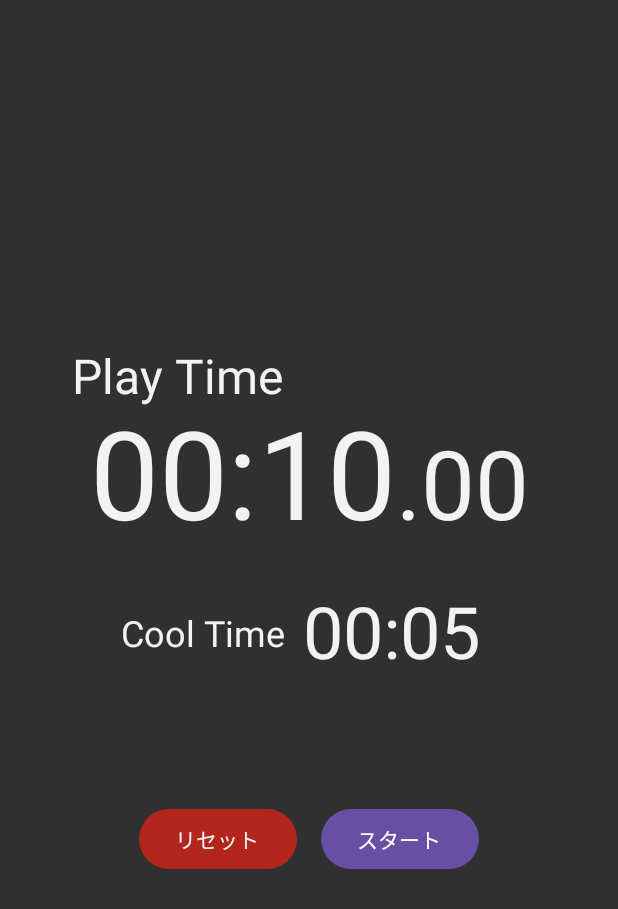
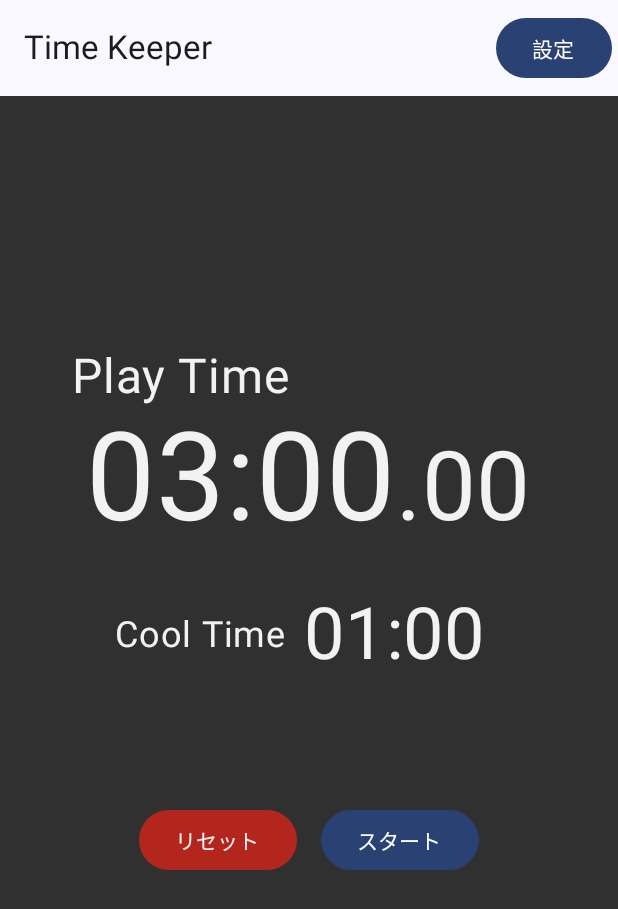
Before and after one commit to nyoshida880925-lab/kotlin-time-keeper, an Android app built with Jetpack Compose: the screen it shows after launch (MainActivity), on a phone screen of 412 x 824 dp. Shown: the top 909 px of the screen. Run offline under Robolectric (Android 15) with nearby library versions, the phone set to English and light mode, and no system bars.

Commit message:
コンポーネント化

```diff
--- a/app/build.gradle.kts
+++ b/app/build.gradle.kts
@@ -52,6 +52,8 @@ dependencies {
     implementation(libs.androidx.compose.ui.graphics)
     implementation(libs.androidx.compose.ui.tooling.preview)
     implementation(libs.androidx.compose.material3)
+    implementation(libs.androidx.navigation.compose)
+    implementation(libs.androidx.material3)
     testImplementation(libs.junit)
     androidTestImplementation(libs.androidx.junit)
     androidTestImplementation(libs.androidx.espresso.core)
@@ -62,4 +64,6 @@ dependencies {
     implementation("androidx.activity:activity-compose:1.7.2")
     implementation("androidx.compose.ui:ui:1.5.1")
     implementation("androidx.compose.material3:material3:1.2.0")
+    implementation("androidx.lifecycle:lifecycle-viewmodel-compose:2.6.2")
+    implementation("androidx.navigation:navigation-compose:2.7.3")
 }
--- a/app/src/main/java/com/example/playcooltimer/MainActivity.kt
+++ b/app/src/main/java/com/example/playcooltimer/MainActivity.kt
@@ -1,207 +1,51 @@
 package com.example.playcooltimer
 
-import android.annotation.SuppressLint
-import android.media.MediaPlayer
 import android.os.Bundle
-import android.os.CountDownTimer
 import androidx.activity.ComponentActivity
 import androidx.activity.compose.setContent
 import androidx.activity.enableEdgeToEdge
-import androidx.compose.foundation.background
-import androidx.compose.foundation.layout.Arrangement
-import androidx.compose.foundation.layout.Box
-import androidx.compose.foundation.layout.Column
-import androidx.compose.foundation.layout.Row
-import androidx.compose.foundation.layout.Spacer
-import androidx.compose.foundation.layout.fillMaxSize
-import androidx.compose.foundation.layout.fillMaxWidth
-import androidx.compose.foundation.layout.height
-import androidx.compose.foundation.layout.padding
-import androidx.compose.foundation.layout.wrapContentHeight
-import androidx.compose.foundation.layout.wrapContentWidth
-import androidx.compose.material3.Button
-import androidx.compose.material3.ButtonDefaults
-import androidx.compose.material3.MaterialTheme
-import androidx.compose.material3.Text
 import androidx.compose.runtime.Composable
-import androidx.compose.runtime.getValue
-import androidx.compose.runtime.mutableStateOf
-import androidx.compose.runtime.remember
-import androidx.compose.runtime.setValue
-import androidx.compose.ui.Alignment
-import androidx.compose.ui.Modifier
-import androidx.compose.ui.graphics.Color
-import androidx.compose.ui.platform.LocalContext
-import androidx.compose.ui.text.SpanStyle
-import androidx.compose.ui.text.buildAnnotatedString
-import androidx.compose.ui.text.withStyle
-import androidx.compose.ui.unit.dp
-import androidx.compose.ui.unit.sp
+import androidx.lifecycle.viewmodel.compose.viewModel
+import androidx.navigation.compose.NavHost
+import androidx.navigation.compose.composable
+import androidx.navigation.compose.rememberNavController
+import com.example.playcooltimer.ui.MainScreen
+import com.example.playcooltimer.ui.SettingsScreen
+import com.example.playcooltimer.ui.theme.PlayCoolTimerTheme
 
 class MainActivity : ComponentActivity() {
     override fun onCreate(savedInstanceState: Bundle?) {
         super.onCreate(savedInstanceState)
         enableEdgeToEdge()
         setContent {
-            TimeScreen()
+            val viewModel: TimerViewModel = viewModel()
+            PlayCoolTimerTheme {
+                AppNavHost()
+            }
         }
     }
 }
 
-@SuppressLint("DefaultLocale")
 @Composable
-fun TimeScreen() {
-    val playTimeInit = 10
-    val coolTimeInit = 5
+fun AppNavHost() {
+    val navController = rememberNavController()
+    val timerViewModel: TimerViewModel = viewModel()
 
-    var playTimeLeft by remember { mutableStateOf(playTimeInit) }
-    var playMilliLeft by remember { mutableStateOf(0L) }
-    var coolTimeLeft by remember { mutableStateOf(coolTimeInit) }
-
-    var isRunning by remember { mutableStateOf(false) }
-    var isPlayPhase by remember { mutableStateOf(true) }
-    var timer: CountDownTimer? by remember { mutableStateOf(null) }
-
-    val context = LocalContext.current
-    val bellStart = remember { MediaPlayer.create(context, R.raw.start_bell) }
-    bellStart.setVolume(1.0f, 1.0f)
-    val bellCool = remember { MediaPlayer.create(context, R.raw.cool_bell) }
-    bellCool.setVolume(1.0f, 1.0f)
-
-    fun startTimer() {
-        timer?.cancel()
-        val totalMillis =
-            if (isPlayPhase) playTimeLeft * 1000L + playMilliLeft
-            else coolTimeLeft * 1000L
-        timer = object : CountDownTimer(
-            totalMillis,
-            10L
-        ) {
-            override fun onTick(ms: Long) {
-                if (isPlayPhase) {
-                    playTimeLeft = (ms / 1000).toInt()
-                    playMilliLeft = ms % 1000
-                } else {
-                    coolTimeLeft = (ms / 1000).toInt()
-                }
-            }
-            override fun onFinish() {
-                if (isPlayPhase) {
-                    bellCool.start()
-                    isPlayPhase = false
-                } else {
-                    bellStart.start()
-                    isPlayPhase = true
-                }
-                playTimeLeft = playTimeInit
-                playMilliLeft = 0
-                coolTimeLeft = coolTimeInit
-                startTimer()
-            }
-        }.start()
-        isRunning = true
-    }
-
-    fun pauseTimer() {
-        timer?.cancel()
-        isRunning = false
-    }
-
-    fun resetTimer() {
-        timer?.cancel()
-        playTimeLeft = playTimeInit
-        playMilliLeft = 0
-        coolTimeLeft = coolTimeInit
-        isPlayPhase = true
-        isRunning = false
-    }
-
-    Column(
-        modifier = Modifier
-            .fillMaxSize()
-            .background(color = Color(0xFF303030))
-            .padding(48.dp),
-        verticalArrangement = Arrangement.Center,
-        horizontalAlignment = Alignment.CenterHorizontally,
+    NavHost(
+        navController = navController,
+        startDestination = "main"
     ) {
-        Text(
-            "Play Time",
-            fontSize = 32.sp,
-            color = Color(0xFFF2F2F2),
-            modifier = Modifier
-                .fillMaxWidth()
-                .wrapContentWidth(Alignment.Start)
-        )
-        Text(
-            buildAnnotatedString {
-                append(
-                    String.format(
-                        "%02d:%02d",
-                        playTimeLeft / 60,
-                        playTimeLeft % 60
-                    )
-                )
-                withStyle(SpanStyle(fontSize = 64.sp)) {
-                    append(
-                        String.format(
-                            ".%02d",
-                            playMilliLeft / 10
-                        )
-                    )
-                }
-            },
-            fontSize = 82.sp,
-            color = Color(0xFFF2F2F2)
-        )
-
-        Spacer(modifier = Modifier.height(16.dp))
-
-        Row(
-            verticalAlignment = Alignment.CenterVertically
-        ) {
-            Text(
-                "Cool Time",
-                fontSize = 24.sp,
-                color = Color(0xFFF2F2F2),
-                modifier = Modifier
-                    .wrapContentWidth(Alignment.Start)
-            )
-            Text(
-                text = String.format(
-                    "%02d:%02d",
-                    coolTimeLeft / 60,
-                    coolTimeLeft % 60
-                ),
-                fontSize = 48.sp,
-                color = Color(0xFFF2F2F2),
-                modifier = Modifier
-                    .wrapContentWidth(Alignment.Start)
-                    .padding(12.dp)
+        composable("main") {
+            MainScreen(
+                viewModel = timerViewModel,
+                onOpenSettings = { navController.navigate("settings") }
             )
         }
-
-        Spacer(modifier = Modifier.height(64.dp))
-
-        Row {
-            Button(
-                onClick = { resetTimer() },
-                enabled = !isRunning,
-                colors = ButtonDefaults.buttonColors(
-                    containerColor = MaterialTheme.colorScheme.error,
-                    contentColor = Color(0xFFF2F2F2),
-                    disabledContainerColor = Color(0xFF822E2E),
-                    disabledContentColor = Color(0xFFF2F2F2)
-                ),
-                modifier = Modifier.padding(8.dp)
-            ) {
-                Text("リセット")
-            }
-            Button(
-                onClick = { if (isRunning) pauseTimer() else startTimer() },
-                modifier = Modifier.padding(8.dp)
-            ) {
-                Text(if (isRunning) "ストップ" else "スタート")
-            }
+        composable("settings") {
+            SettingsScreen(
+                viewModel = timerViewModel,
+                onBack = { navController.popBackStack() }
+            )
         }
     }
 }
--- a/app/src/main/java/com/example/playcooltimer/TimerViewModel.kt
+++ b/app/src/main/java/com/example/playcooltimer/TimerViewModel.kt
@@ -2,12 +2,39 @@ package com.example.playcooltimer
 
 import androidx.lifecycle.ViewModel
 import kotlinx.coroutines.flow.MutableStateFlow
+import kotlinx.coroutines.flow.StateFlow
 
-data class TimerConfig(
-    val playTimeSec: Int = 180,
-    val coolTimeSec: Int = 60
+data class TimerSettings(
+    val playMinutes: Int = 3,
+    val playSeconds: Int = 0,
+    val coolMinutes: Int = 1,
+    val coolSeconds: Int = 0,
+    val bellStartVolume: Int = 5,
+    val bellCoolVolume: Int = 5,
+    val repeatCount: Int = 1
 )
 
 class TimerViewModel : ViewModel() {
-    private val _config = MutableStateFlow(TimerConfig())
+    private val _settings = MutableStateFlow(TimerSettings())
+    val setting: StateFlow<TimerSettings> = _settings
+
+    fun updatePlayTime(min: Int, sec: Int) {
+        _settings.value = _settings.value.copy(playMinutes = min, playSeconds = sec)
+    }
+
+    fun updateCoolTime(min: Int, sec: Int) {
+        _settings.value = _settings.value.copy(coolMinutes = min, coolSeconds = sec)
+    }
+
+    fun updateBellStartVolume(v: Int) {
+        _settings.value = _settings.value.copy(bellStartVolume = v)
+    }
+
+    fun updateBellCoolVolume(v: Int) {
+        _settings.value = _settings.value.copy(bellCoolVolume = v)
+    }
+
+    fun updateRepeatCount(count: Int) {
+        _settings.value = _settings.value.copy(repeatCount = count)
+    }
 }
--- /dev/null
+++ b/app/src/main/java/com/example/playcooltimer/ui/MainScreen.kt
@@ -0,0 +1,212 @@
+package com.example.playcooltimer.ui
+
+import android.annotation.SuppressLint
+import android.media.MediaPlayer
+import android.os.CountDownTimer
+import androidx.compose.foundation.background
+import androidx.compose.foundation.layout.Arrangement
+import androidx.compose.foundation.layout.Column
+import androidx.compose.foundation.layout.Row
+import androidx.compose.foundation.layout.Spacer
+import androidx.compose.foundation.layout.fillMaxSize
+import androidx.compose.foundation.layout.fillMaxWidth
+import androidx.compose.foundation.layout.height
+import androidx.compose.foundation.layout.padding
+import androidx.compose.foundation.layout.wrapContentWidth
+import androidx.compose.material3.Button
+import androidx.compose.material3.ButtonDefaults
+import androidx.compose.material3.ExperimentalMaterial3Api
+import androidx.compose.material3.MaterialTheme
+import androidx.compose.material3.Scaffold
+import androidx.compose.material3.Text
+import androidx.compose.material3.TopAppBar
+import androidx.compose.runtime.Composable
+import androidx.compose.runtime.collectAsState
+import androidx.compose.runtime.getValue
+import androidx.compose.runtime.mutableStateOf
+import androidx.compose.runtime.remember
+import androidx.compose.runtime.setValue
+import androidx.compose.ui.Alignment
+import androidx.compose.ui.Modifier
+import androidx.compose.ui.graphics.Color
+import androidx.compose.ui.platform.LocalContext
+import androidx.compose.ui.text.SpanStyle
+import androidx.compose.ui.text.buildAnnotatedString
+import androidx.compose.ui.text.withStyle
+import androidx.compose.ui.unit.dp
+import androidx.compose.ui.unit.sp
+import com.example.playcooltimer.R
+import com.example.playcooltimer.TimerViewModel
+
+@SuppressLint("DefaultLocale")
+@OptIn(ExperimentalMaterial3Api::class)
+@Composable
+fun MainScreen(viewModel: TimerViewModel, onOpenSettings: () -> Unit) {
+    val setting by viewModel.setting.collectAsState()
+    val playTimeInit = (setting.playMinutes * 60) + setting.playSeconds
+    val coolTimeInit = (setting.coolMinutes * 60) + setting.coolSeconds
+
+    var playTimeLeft by remember { mutableStateOf(playTimeInit) }
+    var playMilliLeft by remember { mutableStateOf(0L) }
+    var coolTimeLeft by remember { mutableStateOf(coolTimeInit) }
+
+    var isRunning by remember { mutableStateOf(false) }
+    var isPlayPhase by remember { mutableStateOf(true) }
+    var timer: CountDownTimer? by remember { mutableStateOf(null) }
+
+    val context = LocalContext.current
+    val bellStart = remember { MediaPlayer.create(context, R.raw.start_bell) }
+    bellStart.setVolume(1.0f, 1.0f)
+    val bellCool = remember { MediaPlayer.create(context, R.raw.cool_bell) }
+    bellCool.setVolume(1.0f, 1.0f)
+
+    fun startTimer() {
+        timer?.cancel()
+        val totalMillis =
+            if (isPlayPhase) playTimeLeft * 1000L + playMilliLeft
+            else coolTimeLeft * 1000L
+        timer = object : CountDownTimer(
+            totalMillis,
+            10L
+        ) {
+            override fun onTick(ms: Long) {
+                if (isPlayPhase) {
+                    playTimeLeft = (ms / 1000).toInt()
+                    playMilliLeft = ms % 1000
+                } else {
+                    coolTimeLeft = (ms / 1000).toInt()
+                }
+            }
+            override fun onFinish() {
+                if (isPlayPhase) {
+                    bellCool.start()
+                    isPlayPhase = false
+                } else {
+                    bellStart.start()
+                    isPlayPhase = true
+                }
+                playTimeLeft = playTimeInit
+                playMilliLeft = 0
+                coolTimeLeft = coolTimeInit
+                startTimer()
+            }
+        }.start()
+        isRunning = true
+    }
+
+    fun pauseTimer() {
+        timer?.cancel()
+        isRunning = false
+    }
+
+    fun resetTimer() {
+        timer?.cancel()
+        playTimeLeft = playTimeInit
+        playMilliLeft = 0
+        coolTimeLeft = coolTimeInit
+        isPlayPhase = true
+        isRunning = false
+    }
+
+    Scaffold(
+        topBar = {
+            TopAppBar(
+                title = { Text("Time Keeper") },
+                actions = {
+                    Button(onClick = onOpenSettings) {
+                        Text("設定")
+                    }
+                }
+            )
+        }
+    ) { padding ->
+        Column(
+            modifier = Modifier
+                .fillMaxSize()
+                .background(color = Color(0xFF303030))
+                .padding(48.dp),
+            verticalArrangement = Arrangement.Center,
+            horizontalAlignment = Alignment.CenterHorizontally,
+        ) {
+            Text(
+                "Play Time",
+                fontSize = 32.sp,
+                color = Color(0xFFF2F2F2),
+                modifier = Modifier
+                    .fillMaxWidth()
+                    .wrapContentWidth(Alignment.Start)
+            )
+            Text(
+                buildAnnotatedString {
+                    append(
+                        String.format(
+                            "%02d:%02d",
+                            playTimeLeft / 60,
+                            playTimeLeft % 60
+                        )
+                    )
+                    withStyle(SpanStyle(fontSize = 64.sp)) {
+                        append(
+                            String.format(
+                                ".%02d",
+                                playMilliLeft / 10
+                            )
+                        )
+                    }
+                },
+                fontSize = 82.sp,
+                color = Color(0xFFF2F2F2)
+            )
+
+            Spacer(modifier = Modifier.height(16.dp))
+
+            Row(
+                verticalAlignment = Alignment.CenterVertically
+            ) {
+                Text(
+                    "Cool Time",
+                    fontSize = 24.sp,
+                    color = Color(0xFFF2F2F2),
+                    modifier = Modifier
+                        .wrapContentWidth(Alignment.Start)
+                )
+                Text(
+                    text = String.format(
+                        "%02d:%02d",
+                        coolTimeLeft / 60,
+                        coolTimeLeft % 60
+                    ),
+                    fontSize = 48.sp,
+                    color = Color(0xFFF2F2F2),
+                    modifier = Modifier
+                        .wrapContentWidth(Alignment.Start)
+                        .padding(12.dp)
+                )
+            }
+
+            Spacer(modifier = Modifier.height(64.dp))
+
+            Row {
+                Button(
+                    onClick = { resetTimer() },
+                    enabled = !isRunning,
+                    colors = ButtonDefaults.buttonColors(
+                        containerColor = MaterialTheme.colorScheme.error,
+                        contentColor = Color(0xFFF2F2F2),
+                        disabledContainerColor = Color(0xFF822E2E),
+                        disabledContentColor = Color(0xFFF2F2F2)
+                    ),
+                    modifier = Modifier.padding(8.dp)
+                ) {
+                    Text("リセット")
+                }
+                Button(
+                    onClick = { if (isRunning) pauseTimer() else startTimer() },
+                    modifier = Modifier.padding(8.dp)
+                ) {
+                    Text(if (isRunning) "ストップ" else "スタート")
+                }
+            }
+        }
+    }
+}
--- a/gradle/libs.versions.toml
+++ b/gradle/libs.versions.toml
@@ -8,6 +8,8 @@ espressoCore = "3.5.1"
 lifecycleRuntimeKtx = "2.6.1"
 activityCompose = "1.8.0"
 composeBom = "2024.09.00"
+navigationCompose = "2.9.4"
+material3 = "1.3.2"
 
 [libraries]
 androidx-core-ktx = { group = "androidx.core", name = "core-ktx", version.ref = "coreKtx" }
@@ -24,6 +26,8 @@ androidx-compose-ui-tooling-preview = { group = "androidx.compose.ui", name = "u
 androidx-compose-ui-test-manifest = { group = "androidx.compose.ui", name = "ui-test-manifest" }
 androidx-compose-ui-test-junit4 = { group = "androidx.compose.ui", name = "ui-test-junit4" }
 androidx-compose-material3 = { group = "androidx.compose.material3", name = "material3" }
+androidx-navigation-compose = { group = "androidx.navigation", name = "navigation-compose", version.ref = "navigationCompose" }
+androidx-material3 = { group = "androidx.compose.material3", name = "material3", version.ref = "material3" }
 
 [plugins]
 android-application = { id = "com.android.application", version.ref = "agp" }
```
Also changed, not shown: app/src/main/java/com/example/playcooltimer/ui/SettingsScreen.kt (added, +122 -0 lines).
